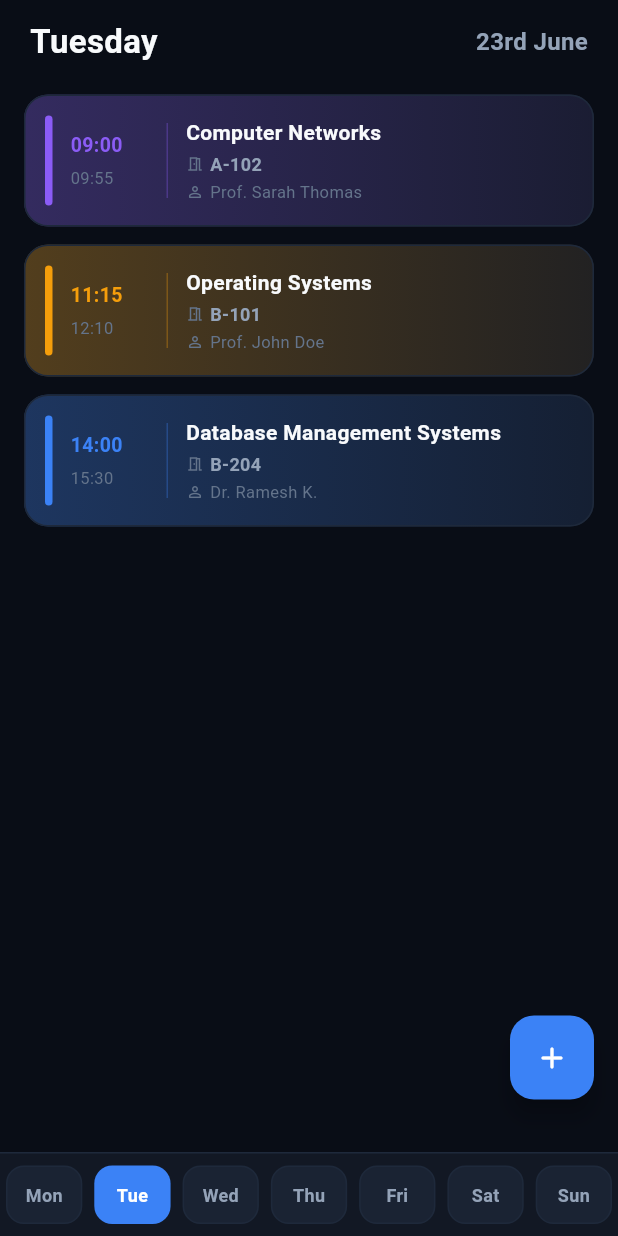
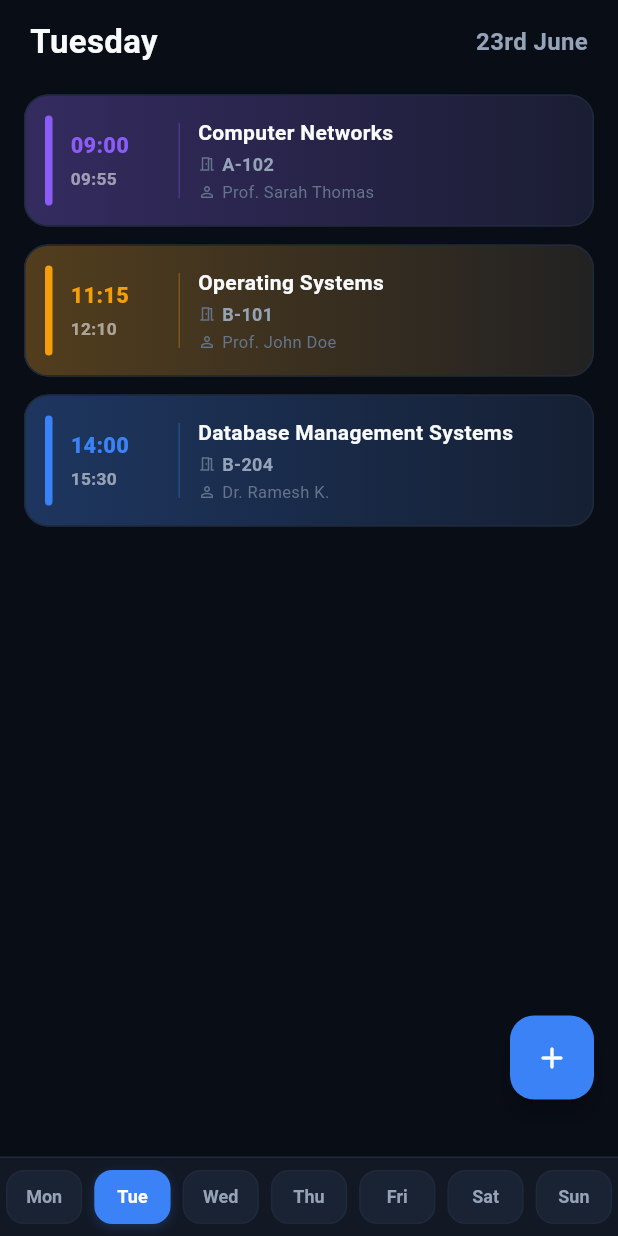
Before and after one commit to vismay-21/student_buddy, a Flutter app: the TimetableScreen screen opened directly, on a phone screen of 412 x 824 dp. Run offline on Flutter 3.47's test engine with Material 3 defaults, Android fonts, the phone set to English and light mode, and no system bars.

Commit message:
timetable module copleted

```diff
--- a/lib/screens/timetable/timetable_screen.dart
+++ b/lib/screens/timetable/timetable_screen.dart
@@ -152,7 +152,9 @@ class _TimetableScreenState extends State<TimetableScreen> {
                         duration: const Duration(milliseconds: 300),
                         curve: Curves.easeInOut,
                       ),
-                      child: Container(
+                      child: AnimatedContainer(
+                        duration: const Duration(milliseconds: 200),
+                        curve: Curves.easeInOut,
                         padding: const EdgeInsets.symmetric(vertical: 10),
                         decoration: BoxDecoration(
                           color: isSelected ? AppTheme.primary : AppTheme.surfaceLight,
@@ -160,15 +162,26 @@ class _TimetableScreenState extends State<TimetableScreen> {
                           border: Border.all(
                             color: isSelected ? Colors.transparent : const Color(0xFF1E293B),
                           ),
+                          boxShadow: isSelected
+                              ? [
+                                  BoxShadow(
+                                    color: AppTheme.primary.withAlpha(60),
+                                    blurRadius: 6,
+                                    offset: const Offset(0, 2),
+                                  )
+                                ]
+                              : null,
                         ),
                         alignment: Alignment.center,
-                        child: Text(
-                          _daysShort[index],
+                        child: AnimatedDefaultTextStyle(
+                          duration: const Duration(milliseconds: 200),
+                          curve: Curves.easeInOut,
                           style: TextStyle(
                             fontSize: 12,
                             fontWeight: FontWeight.bold,
                             color: isSelected ? Colors.white : AppTheme.textSecondary,
                           ),
+                          child: Text(_daysShort[index]),
                         ),
                       ),
                     ),
@@ -238,24 +251,29 @@ class _TimetableScreenState extends State<TimetableScreen> {
 
             // Time column (start & end)
             SizedBox(
-              width: 52,
+              width: 60,
               child: Column(
                 crossAxisAlignment: CrossAxisAlignment.start,
+                mainAxisAlignment: MainAxisAlignment.center,
                 children: [
                   Text(
                     lecture.startTime,
                     style: TextStyle(
                       color: cardColor,
-                      fontWeight: FontWeight.bold,
-                      fontSize: 13,
+                      fontWeight: FontWeight.w800,
+                      fontSize: 14.5,
+                      letterSpacing: 0.2,
                     ),
                   ),
-                  const SizedBox(height: 4),
+                  const SizedBox(height: 3),
                   Text(
                     lecture.endTime,
-                    style: const TextStyle(
-                      color: AppTheme.textMuted,
-                      fontSize: 11,
+                    style: TextStyle(
+                      color: Theme.of(context).brightness == Brightness.dark
+                          ? Colors.white54
+                          : Colors.black54,
+                      fontWeight: FontWeight.w600,
+                      fontSize: 11.5,
                     ),
                   ),
                 ],
```
Also changed, not shown: lib/screens/timetable/add_class_screen.dart (+107 -4 lines), 4 other files.
